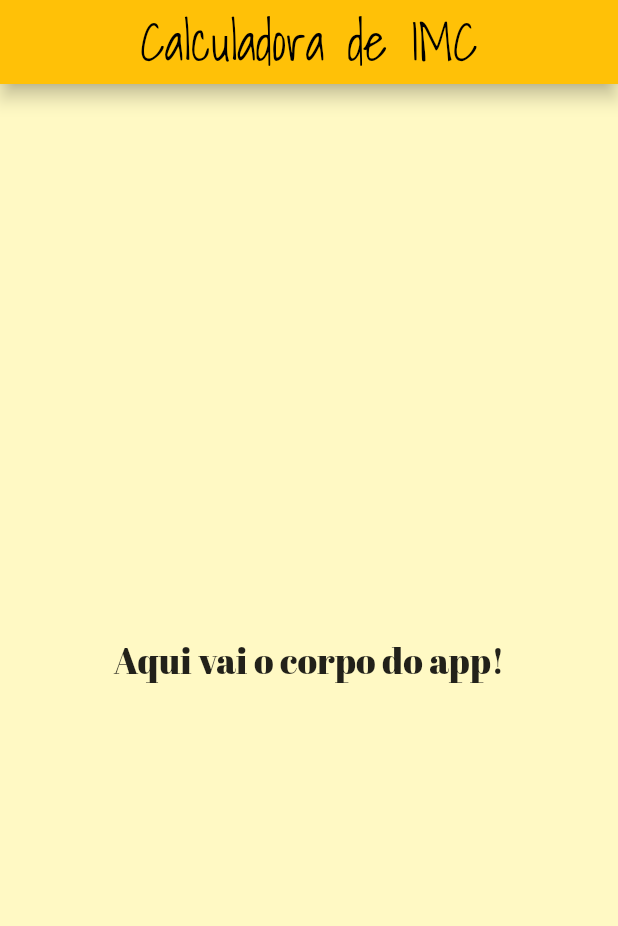
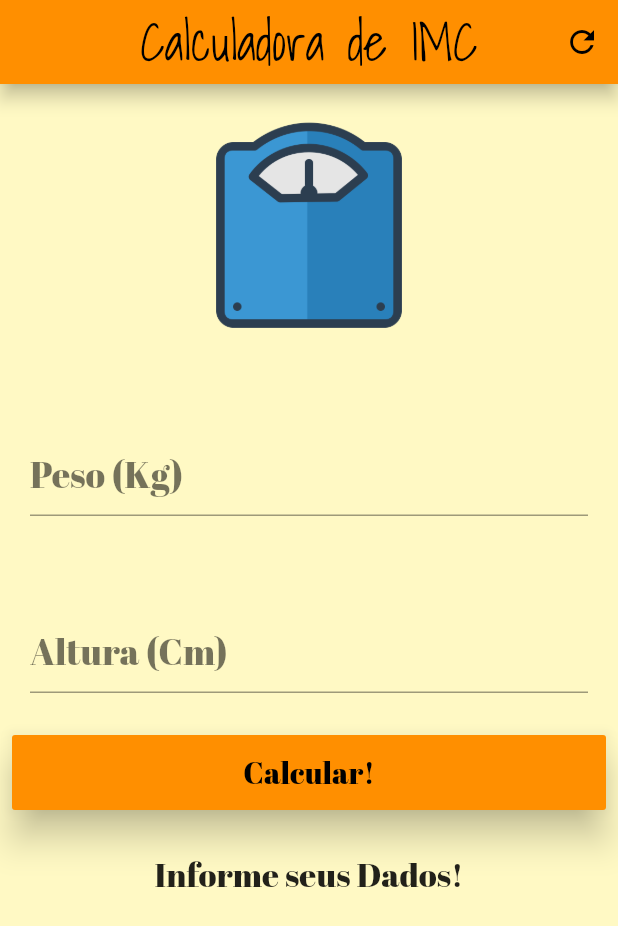
Before and after one commit to guilhermtorres/imc_calculator, a Flutter app: the screen it shows after launch, on a phone screen of 412 x 824 dp. Shown: the top 926 px of the screen. Run offline on Flutter 3.47's test engine with Material 2 defaults, Android fonts, the phone set to English and light mode, and no system bars.

Commit message:
Implementação do calculo e melhorias visuais

```diff
--- a/lib/src/app.dart
+++ b/lib/src/app.dart
@@ -7,9 +7,9 @@ class ImcCalculator extends StatelessWidget {
     return MaterialApp(
       home: HomeView(),
       theme: ThemeData(
-        primaryColor: Colors.amber,
+        primaryColor: Colors.amber[800],
         fontFamily: 'AbrilFatface',
-        accentColor: Colors.yellow,
+        accentColor: Colors.black54,
         appBarTheme: AppBarTheme(
           elevation: 5,
           textTheme: TextTheme(
--- /dev/null
+++ b/lib/src/components/imc_calculator_components.dart
@@ -0,0 +1,152 @@
+import 'package:flutter/material.dart';
+
+class ImcCalculatorComponents extends StatefulWidget {
+  @override
+  _ImcCalculatorComponentsState createState() => _ImcCalculatorComponentsState();
+}
+
+class _ImcCalculatorComponentsState extends State<ImcCalculatorComponents> {
+  void calculate() {
+    setState(() {
+      double weight = double.parse(weightController.text);
+      double height = double.parse(heightController.text) / 100;
+      double imc = weight / (height * height);
+      if (imc < 18.6) {
+        _infoText = 'Abaixo do Peso (${imc.toStringAsPrecision(3)})';
+      } else if (imc >= 18.6 && imc < 24.9) {
+        _infoText = 'Peso Ideal (${imc.toStringAsPrecision(3)})';
+      } else if (imc >= 24.9 && imc < 29.9) {
+        _infoText = 'Levemente Acima do Peso (${imc.toStringAsPrecision(3)})';
+      } else if (imc >= 29.9 && imc < 34.9) {
+        _infoText = 'Obesidade Grau I (${imc.toStringAsPrecision(3)})';
+      } else if (imc >= 34.9 && imc < 39.9) {
+        _infoText = 'Obesidade Grau II (${imc.toStringAsPrecision(3)})';
+      } else if (imc >= 40 && imc < 59.9) {
+        _infoText = 'Obesidade Grau III (${imc.toStringAsPrecision(3)})';
+      } else {
+        _infoText = 'Operação Inválida (${imc.toStringAsPrecision(3)})';
+      }
+    });
+  }
+
+  TextEditingController weightController = TextEditingController();
+  TextEditingController heightController = TextEditingController();
+
+  GlobalKey<FormState> _formKey = GlobalKey<FormState>();
+
+  String _infoText = 'Informe seus Dados!';
+  void resetFields() {
+    weightController.text = "";
+    heightController.text = "";
+    setState(() {
+      _infoText = "Informe seus dados!";
+      _formKey = GlobalKey<FormState>(); // ADICIONE ESTA LINHA!
+    });
+  }
+
+  @override
+  Widget build(BuildContext context) {
+    return SingleChildScrollView(
+      child: Form(
+        key: _formKey,
+        child: Column(
+          crossAxisAlignment: CrossAxisAlignment.stretch,
+          children: <Widget>[
+            Padding(
+              padding: const EdgeInsets.all(5),
+              child: Image.asset(
+                'assets/images/fit_icon.png',
+                height: 180,
+                width: 200,
+              ),
+            ),
+            Padding(
+              padding: const EdgeInsets.all(20),
+              child: TextFormField(
+                controller: weightController,
+                validator: (value) {
+                  if (value.isEmpty) {
+                    return 'Insira seu Peso!';
+                  }
+                },
+                keyboardType: TextInputType.number,
+                decoration: InputDecoration(
+                  alignLabelWithHint: true,
+                  hintText: 'Digite aqui o seu Peso em Kg',
+                  hintStyle: TextStyle(fontSize: 16, color: Colors.black26),
+                  labelText: 'Peso (Kg)',
+                  labelStyle: TextStyle(
+                    color: Theme.of(context).accentColor,
+                  ),
+                ),
+                textAlign: TextAlign.center,
+                style: TextStyle(
+                  color: Theme.of(context).primaryColor,
+                  fontSize: 24,
+                ),
+              ),
+            ),
+            Padding(
+              padding: const EdgeInsets.all(20),
+              child: TextFormField(
+                validator: (value) {
+                  if (value.isEmpty) {
+                    return 'Insira sua Altura!';
+                  }
+                },
+                controller: heightController,
+                keyboardType: TextInputType.number,
+                decoration: InputDecoration(
+                  alignLabelWithHint: true,
+                  hintText: 'Digite aqui a sua Altura em Cm',
+                  hintStyle: TextStyle(fontSize: 16, color: Colors.black26),
+                  labelText: 'Altura (Cm)',
+                  labelStyle: TextStyle(
+                    color: Theme.of(context).accentColor,
+                  ),
+                ),
+                textAlign: TextAlign.center,
+                style: TextStyle(
+                  color: Theme.of(context).primaryColor,
+                  fontSize: 24,
+                ),
+              ),
+            ),
+            Padding(
+              padding: const EdgeInsets.all(8.0),
+              child: Container(
+                height: 50,
+                child: RaisedButton(
+                  onPressed: () {
+                    if (_formKey.currentState.validate()) {
+                      calculate();
+                    }
+                  },
+                  color: Theme.of(context).primaryColor,
+                  elevation: 10,
+                  child: Text(
+                    'Calcular!',
+                    style: TextStyle(
+                      color: Colors.black,
+                      fontSize: 20,
+                    ),
+                  ),
+                ),
+              ),
+            ),
+            SizedBox(
+              height: 20,
+            ),
+            Text(
+              _infoText,
+              textAlign: TextAlign.center,
+              style: TextStyle(
+                fontSize: 22,
+              ),
+            )
+          ],
+        ),
+      ),
+    );
+  }
+}
--- a/lib/src/views/home_view.dart
+++ b/lib/src/views/home_view.dart
@@ -1,4 +1,5 @@
 import 'package:flutter/material.dart';
+import 'package:imc_calculator/src/components/imc_calculator_components.dart';
 
 class HomeView extends StatelessWidget {
   @override
@@ -10,15 +11,16 @@ class HomeView extends StatelessWidget {
         ),
         centerTitle: true,
         elevation: 5,
+        actions: <Widget>[
+          IconButton(
+            icon: Icon(
+              Icons.refresh,
+            ),
+            onPressed: () {},
+          )
+        ],
       ),
-      body: Center(
-        child: Text(
-          'Aqui vai o corpo do app!',
-          style: TextStyle(
-            fontSize: 24,
-          ),
-        ),
-      ),
+      body: ImcCalculatorComponents(),
     );
   }
 }
--- a/pubspec.yaml
+++ b/pubspec.yaml
@@ -41,8 +41,8 @@ flutter:
   uses-material-design: true
 
   # To add assets to your application, add an assets section, like this:
-  # assets:
-  #  - images/a_dot_burr.jpeg
+  assets:
+   - assets/images/fit_icon.png
   #  - images/a_dot_ham.jpeg
 
   # An image asset can refer to one or more resolution-specific "variants", see
```
Also changed, not shown: assets/images/fit_icon.png (added).
